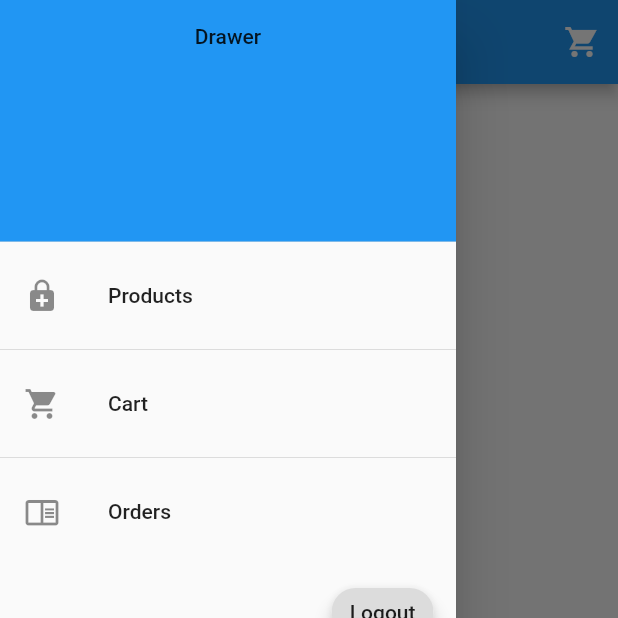
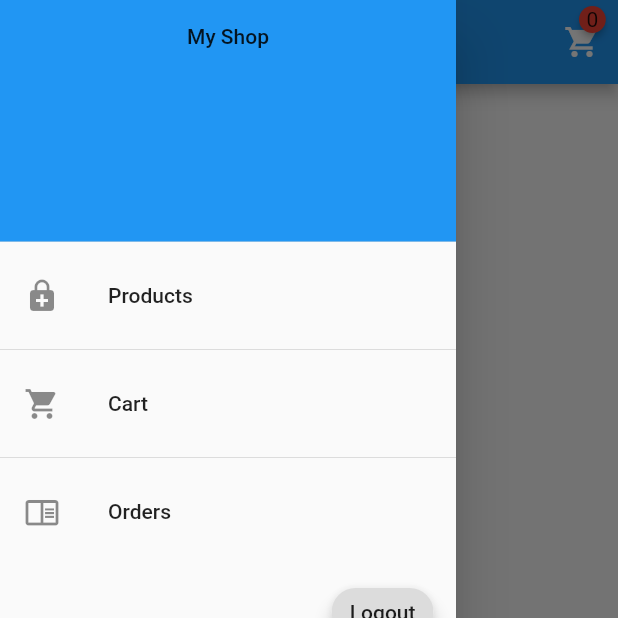
Before and after one commit to hjk1996/my-shop-app, a Flutter app: the ProductOverviewScreen screen opened directly, with the side drawer open, on a phone screen of 412 x 824 dp, the top half of it. Run offline on Flutter 3.47's test engine with Material 2 defaults, Android fonts, the phone set to English and light mode, and no system bars; drawn by our look-alikes of badges; our stand-ins replace shared_preferences; accounts and stored records are empty; network calls fail.

Commit message:
add cart badge

```diff
--- a/lib/screens/product_overview_screen.dart
+++ b/lib/screens/product_overview_screen.dart
@@ -4,7 +4,7 @@ import 'package:provider/provider.dart';
 import '../providers/products.dart';
 import '../widgets/product_grid_cell.dart';
 import '../widgets/drawer.dart';
-import '../screens/cart_screen.dart';
+import '../widgets/cart_icon_badge.dart';
 
 class ProductOverviewScreen extends StatelessWidget {
   const ProductOverviewScreen({Key? key}) : super(key: key);
@@ -17,15 +17,9 @@ class ProductOverviewScreen extends StatelessWidget {
     return Scaffold(
       appBar: AppBar(
         title: const Text("Shop"),
-        actions: [
-          IconButton(
-              onPressed: () {
-                Navigator.of(context).pushNamed(CartScreen.routeName);
-              },
-              icon: const Icon(Icons.shopping_cart_sharp))
-        ],
+        actions: const [CartIconBadge()],
       ),
-      drawer: MyDrawer(),
+      drawer: const MyDrawer(),
       body: FutureBuilder(
         future: productsProvider.fetchProductsFromServer(),
         builder: (ctx, snapshot) {
--- /dev/null
+++ b/lib/widgets/cart_icon_badge.dart
@@ -0,0 +1,28 @@
+import 'package:flutter/material.dart';
+import 'package:provider/provider.dart';
+
+import 'package:badges/badges.dart';
+import '../providers/cart.dart';
+import '../screens/cart_screen.dart';
+
+class CartIconBadge extends StatelessWidget {
+  const CartIconBadge({
+    Key? key,
+  }) : super(key: key);
+
+  Widget build(BuildContext context) {
+    return Consumer<Cart>(
+      builder: (context, cart, child) {
+        return Badge(
+          position: BadgePosition.topStart(top: 0, start: 22),
+          badgeContent: Text("${cart.cart.length}"),
+          child: IconButton(
+              onPressed: () {
+                Navigator.of(context).pushNamed(CartScreen.routeName);
+              },
+              icon: const Icon(Icons.shopping_cart_sharp)),
+        );
+      },
+    );
+  }
+}
--- a/lib/widgets/drawer.dart
+++ b/lib/widgets/drawer.dart
@@ -18,7 +18,7 @@ class MyDrawer extends StatelessWidget {
           DrawerHeader(
             decoration: BoxDecoration(color: Theme.of(context).primaryColor),
             child: const Text(
-              "Drawer",
+              "My Shop",
               textAlign: TextAlign.center,
             ),
           ),
--- a/lib/widgets/order_panel.dart
+++ /dev/null
@@ -1,3 +0,0 @@
-import 'package:flutter/material.dart';
-
-import '../providers/orders.dart';
```
Also changed, not shown: lib/providers/orders.dart (+7 -0 lines), lib/screens/order_screen.dart (+2 -31 lines), lib/widgets/order_panel_list.dart (added, +65 -0 lines).
